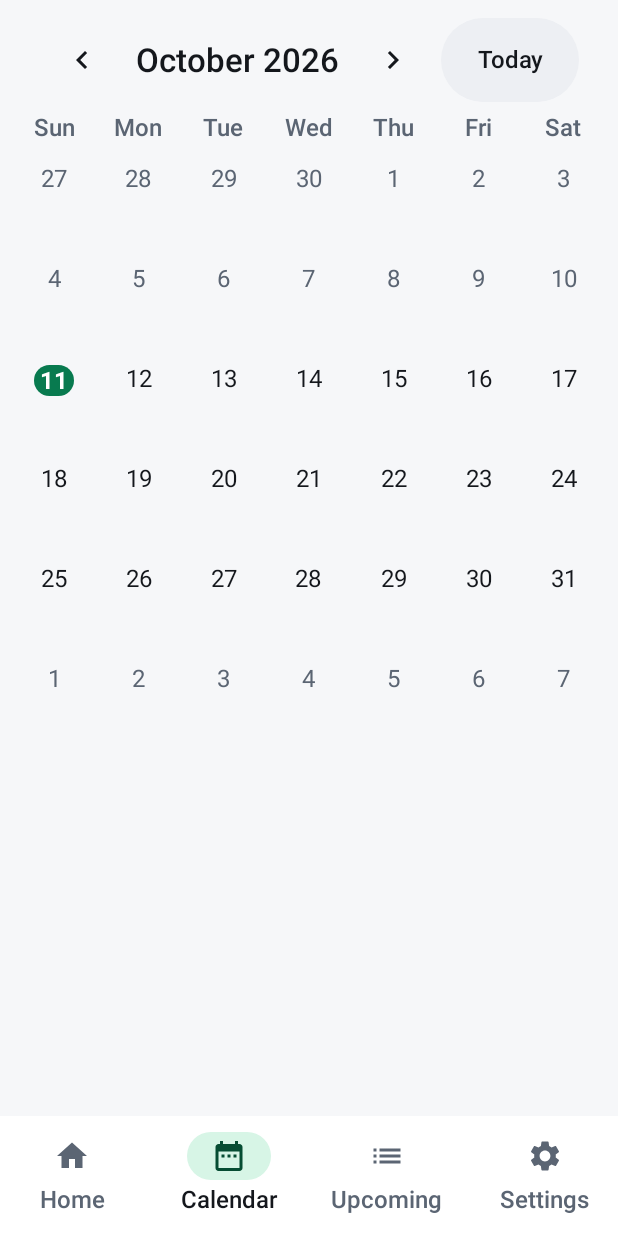
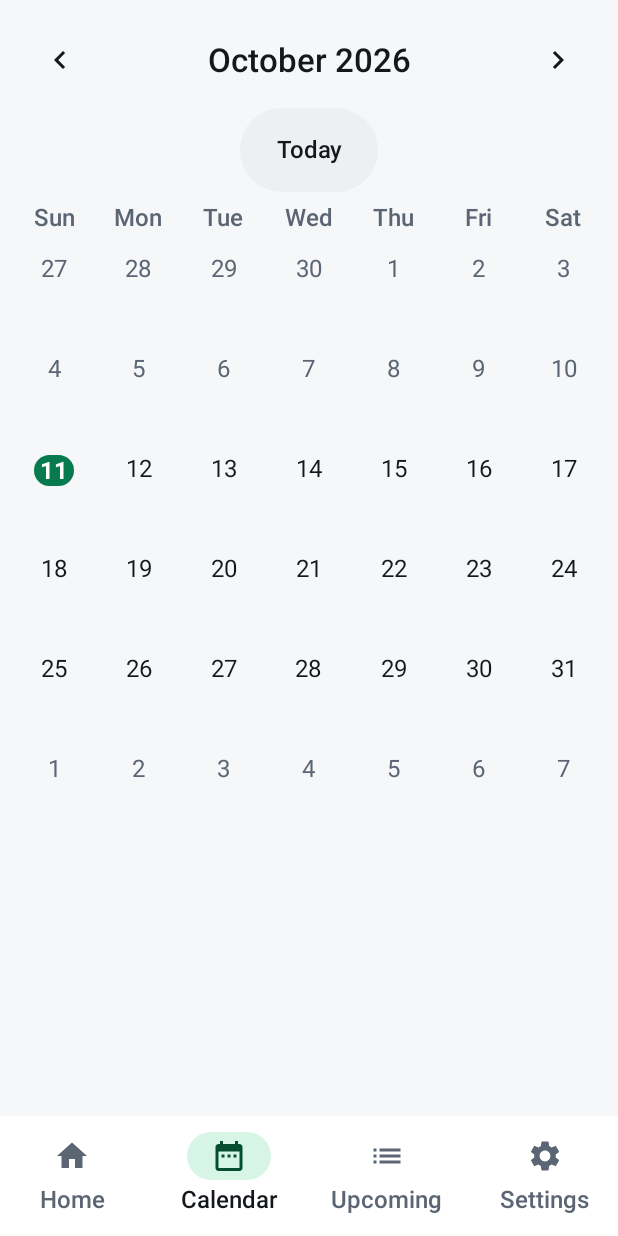
Before and after one commit to dragovitcmia-dot/MoneyPlan, an Android app built with Jetpack Compose: the screen it shows after launch (MainActivity), item 2 of the bottom bar chosen, on a phone screen of 412 x 824 dp. Run offline under Robolectric (Android 15) with nearby library versions, the phone set to English and light mode, and no system bars; our stand-ins replace Room's generated code.

Commit message:
Calendar header layout, wrapping tags, red Delete, status bar strip; smoke scrolls Settings to top
Co-Authored-By: Claude Sonnet 5.5 <noreply@anthropic.com>
Claude-Session: https://claude.ai/code/session_011RdXaBfxb67EPHeNYQjkGc

```diff
--- a/app/src/main/java/com/cashflow/app/MainActivity.kt
+++ b/app/src/main/java/com/cashflow/app/MainActivity.kt
@@ -8,7 +8,17 @@ import androidx.activity.compose.setContent
 import androidx.activity.enableEdgeToEdge
 import androidx.compose.animation.Crossfade
 import androidx.compose.animation.core.tween
+import androidx.compose.foundation.background
+import androidx.compose.foundation.layout.Box
+import androidx.compose.foundation.layout.WindowInsets
+import androidx.compose.foundation.layout.asPaddingValues
+import androidx.compose.foundation.layout.fillMaxSize
+import androidx.compose.foundation.layout.fillMaxWidth
+import androidx.compose.foundation.layout.height
+import androidx.compose.foundation.layout.statusBars
 import androidx.compose.foundation.lazy.rememberLazyListState
+import androidx.compose.ui.Alignment
+import androidx.compose.ui.Modifier
 import androidx.compose.foundation.rememberScrollState
 import androidx.compose.material.icons.Icons
 import androidx.compose.material.icons.automirrored.filled.List
@@ -138,6 +148,7 @@ class MainActivity : ComponentActivity() {
                     },
                 ) { padding ->
                     // A short crossfade is all the transition there is: cheap to run and to re-enter.
+                    Box(Modifier.fillMaxSize()) {
                         Crossfade(targetState = tab, animationSpec = tween(120), label = "tabs") { selected ->
                             when (selected) {
                                 0 -> HomeScreen(home, odometer, snackbar, padding, homeList)
@@ -145,6 +156,13 @@ class MainActivity : ComponentActivity() {
                                 2 -> UpcomingScreen(upcoming, home, settings, snackbar, padding, upcomingList)
                                 else -> SettingsScreen(settings, app.repository, app.updateManager, padding, settingsScroll)
                             }
+                        }
+                        // Content that scrolls up slides under a solid strip, never under the clock and icons.
+                        Box(
+                            Modifier.align(Alignment.TopStart).fillMaxWidth()
+                                .height(WindowInsets.statusBars.asPaddingValues().calculateTopPadding())
+                                .background(MaterialTheme.colorScheme.background),
+                        )
                     }
                 }
             }
--- a/app/src/main/java/com/cashflow/app/ui/calendar/CalendarScreen.kt
+++ b/app/src/main/java/com/cashflow/app/ui/calendar/CalendarScreen.kt
@@ -8,8 +8,6 @@ import androidx.compose.foundation.layout.Arrangement
 import androidx.compose.foundation.layout.Box
 import androidx.compose.foundation.layout.BoxWithConstraints
 import androidx.compose.foundation.layout.Column
-import androidx.compose.foundation.layout.ExperimentalLayoutApi
-import androidx.compose.foundation.layout.FlowRow
 import androidx.compose.foundation.layout.PaddingValues
 import androidx.compose.foundation.layout.Row
 import androidx.compose.foundation.layout.defaultMinSize
@@ -102,7 +100,6 @@ private val GridPadding = 8.dp
  * The Calendar tab: a month grid you can swipe, with each day's planned expense (red) and extra income
  * (green) in the cell, days that close below zero tinted red, and a day sheet to look at and change one day.
  */
-@OptIn(ExperimentalLayoutApi::class)
 @Composable
 fun CalendarScreen(
     calendar: CalendarViewModel,
@@ -173,23 +170,25 @@ fun CalendarScreen(
             ),
             verticalArrangement = Arrangement.spacedBy(8.dp),
         ) {
-            // Month title, arrows and the Today button (they wrap onto two lines at large font sizes).
-            FlowRow(
+            // Month title with its arrows; the Today button sits under it (the same layout at every font size).
+            Column(
                 Modifier.fillMaxWidth().padding(horizontal = 12.dp),
-                horizontalArrangement = Arrangement.spacedBy(4.dp, Alignment.CenterHorizontally),
+                horizontalAlignment = Alignment.CenterHorizontally,
                 verticalArrangement = Arrangement.spacedBy(4.dp),
             ) {
-                IconButton(onClick = { scope.launch { pager.animateScrollToPage((pager.currentPage - 1).coerceAtLeast(0)) } }, modifier = Modifier.align(Alignment.CenterVertically)) {
+                Row(Modifier.fillMaxWidth(), verticalAlignment = Alignment.CenterVertically) {
+                    IconButton(onClick = { scope.launch { pager.animateScrollToPage((pager.currentPage - 1).coerceAtLeast(0)) } }) {
                         Icon(Icons.Filled.KeyboardArrowLeft, contentDescription = stringResource(R.string.calendar_previous_month))
                     }
                     Text(
                         title,
                         style = MaterialTheme.typography.titleLarge,
                         textAlign = TextAlign.Center,
-                    modifier = Modifier.align(Alignment.CenterVertically).semantics { heading() }.padding(horizontal = 4.dp),
+                        modifier = Modifier.weight(1f).semantics { heading() },
                     )
-                IconButton(onClick = { scope.launch { pager.animateScrollToPage((pager.currentPage + 1).coerceAtMost(MonthPages.COUNT - 1)) } }, modifier = Modifier.align(Alignment.CenterVertically)) {
+                    IconButton(onClick = { scope.launch { pager.animateScrollToPage((pager.currentPage + 1).coerceAtMost(MonthPages.COUNT - 1)) } }) {
                         Icon(Icons.Filled.KeyboardArrowRight, contentDescription = stringResource(R.string.calendar_next_month))
+                    }
                 }
                 AppButton(
                     stringResource(R.string.calendar_today),
@@ -199,7 +198,6 @@ fun CalendarScreen(
                         goToMonth(YearMonth.from(today))
                     },
                     style = AppButtonStyle.Tonal,
-                    modifier = Modifier.align(Alignment.CenterVertically),
                 )
             }
 
@@ -290,7 +288,7 @@ fun CalendarScreen(
 private fun ShortBanner(day: LocalDate, onClick: () -> Unit) {
     val text = stringResource(
         R.string.calendar_runs_short,
-        day.format(DateTimeFormatter.ofPattern("d MMM", Locale.getDefault())),
+        day.format(DateTimeFormatter.ofPattern("d MMM", Locale.getDefault())).replace(' ', '\u00A0'), // "10 Nov" never breaks
     )
     val action = stringResource(R.string.calendar_runs_short_action)
     Surface(
--- a/app/src/main/java/com/cashflow/app/ui/calendar/DaySheet.kt
+++ b/app/src/main/java/com/cashflow/app/ui/calendar/DaySheet.kt
@@ -2,6 +2,8 @@ package com.cashflow.app.ui.calendar
 
 import androidx.compose.foundation.layout.Arrangement
 import androidx.compose.foundation.layout.Column
+import androidx.compose.foundation.layout.ExperimentalLayoutApi
+import androidx.compose.foundation.layout.FlowRow
 import androidx.compose.foundation.layout.Row
 import androidx.compose.foundation.layout.fillMaxWidth
 import androidx.compose.foundation.layout.heightIn
@@ -93,6 +95,7 @@ fun DaySheet(
     }
 }
 
+@OptIn(ExperimentalLayoutApi::class)
 @Composable
 private fun DayItemRow(item: DayItem, today: LocalDate, onClick: () -> Unit) {
     val tx = item.tx
@@ -112,7 +115,7 @@ private fun DayItemRow(item: DayItem, today: LocalDate, onClick: () -> Unit) {
                     maxLines = 2,
                     overflow = TextOverflow.Ellipsis,
                 )
-                Row(verticalAlignment = Alignment.CenterVertically, horizontalArrangement = Arrangement.spacedBy(12.dp)) {
+                FlowRow(horizontalArrangement = Arrangement.spacedBy(12.dp), verticalArrangement = Arrangement.spacedBy(2.dp)) {
                     Text(statusText(tx, today), style = MaterialTheme.typography.bodyMedium, color = MaterialTheme.colorScheme.onSurfaceVariant)
                     if (item.fromSeries) {
                         Row(verticalAlignment = Alignment.CenterVertically, horizontalArrangement = Arrangement.spacedBy(4.dp)) {
--- a/app/src/main/java/com/cashflow/app/ui/components/Components.kt
+++ b/app/src/main/java/com/cashflow/app/ui/components/Components.kt
@@ -85,6 +85,8 @@ fun AppButton(
     style: AppButtonStyle = AppButtonStyle.Primary,
     colors: ButtonColors? = null,
     textStyle: TextStyle? = null,
+    /** Label colour of the Tonal / Outlined styles (e.g. red for a destructive action). */
+    contentColor: Color? = null,
 ) {
     val source = remember { MutableInteractionSource() }
     val m = modifier.pressScale(source).heightIn(min = 56.dp)
@@ -93,12 +95,16 @@ fun AppButton(
             onClick, m, enabled = enabled, elevation = null, interactionSource = source,
             colors = colors ?: ButtonDefaults.buttonColors(),
         ) { Text(text, textAlign = TextAlign.Center, style = textStyle ?: LocalTextStyle.current) }
-        AppButtonStyle.Tonal -> FilledTonalButton(onClick, m, enabled = enabled, elevation = null, interactionSource = source) {
+        AppButtonStyle.Tonal -> FilledTonalButton(
+            onClick, m, enabled = enabled, elevation = null, interactionSource = source,
+            colors = if (contentColor != null) ButtonDefaults.filledTonalButtonColors(contentColor = contentColor) else ButtonDefaults.filledTonalButtonColors(),
+        ) {
             Text(text, textAlign = TextAlign.Center)
         }
         AppButtonStyle.Outlined -> OutlinedButton(
             onClick, m, enabled = enabled, interactionSource = source,
             border = BorderStroke(1.dp, MaterialTheme.colorScheme.outlineVariant),
+            colors = if (contentColor != null) ButtonDefaults.outlinedButtonColors(contentColor = contentColor) else ButtonDefaults.outlinedButtonColors(),
         ) { Text(text, textAlign = TextAlign.Center, style = textStyle ?: LocalTextStyle.current) }
     }
 }
--- a/app/src/main/java/com/cashflow/app/ui/items/ItemEditSheet.kt
+++ b/app/src/main/java/com/cashflow/app/ui/items/ItemEditSheet.kt
@@ -140,6 +140,7 @@ fun ItemEditSheet(
                 onClick = { confirmDelete = true },
                 modifier = Modifier.fillMaxWidth(),
                 style = AppButtonStyle.Outlined,
+                contentColor = MaterialTheme.colorScheme.error,
             )
         }
     }
```
Also changed, not shown: 1 other file. Lines whose indentation alone changed are shown as unchanged.
